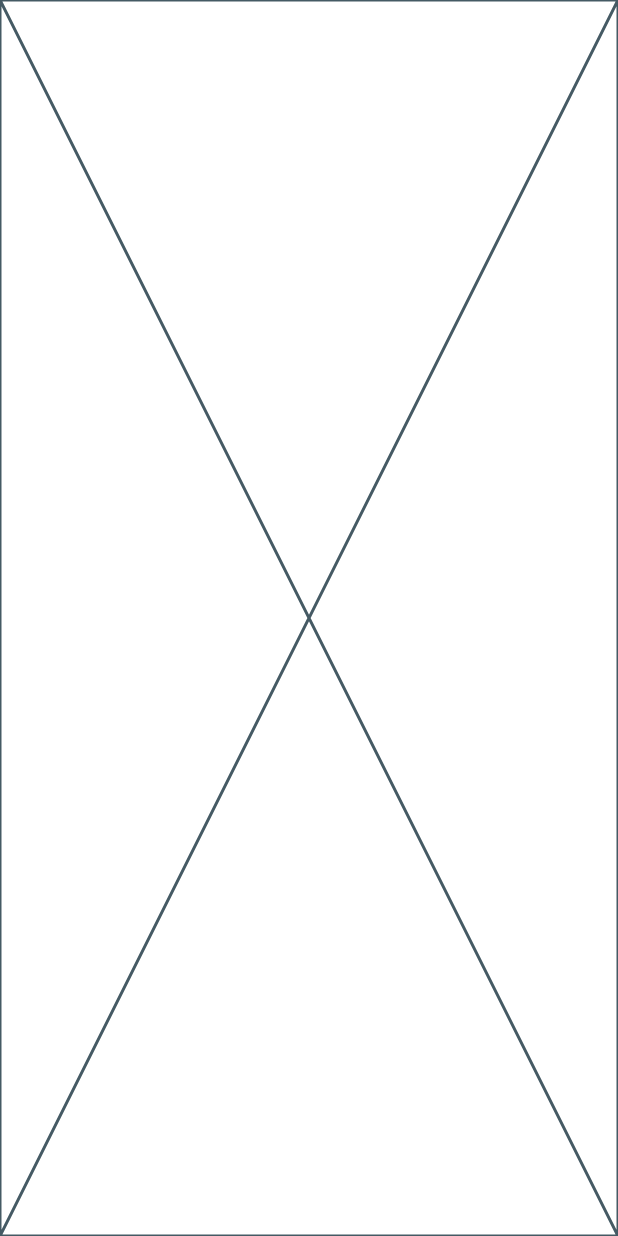
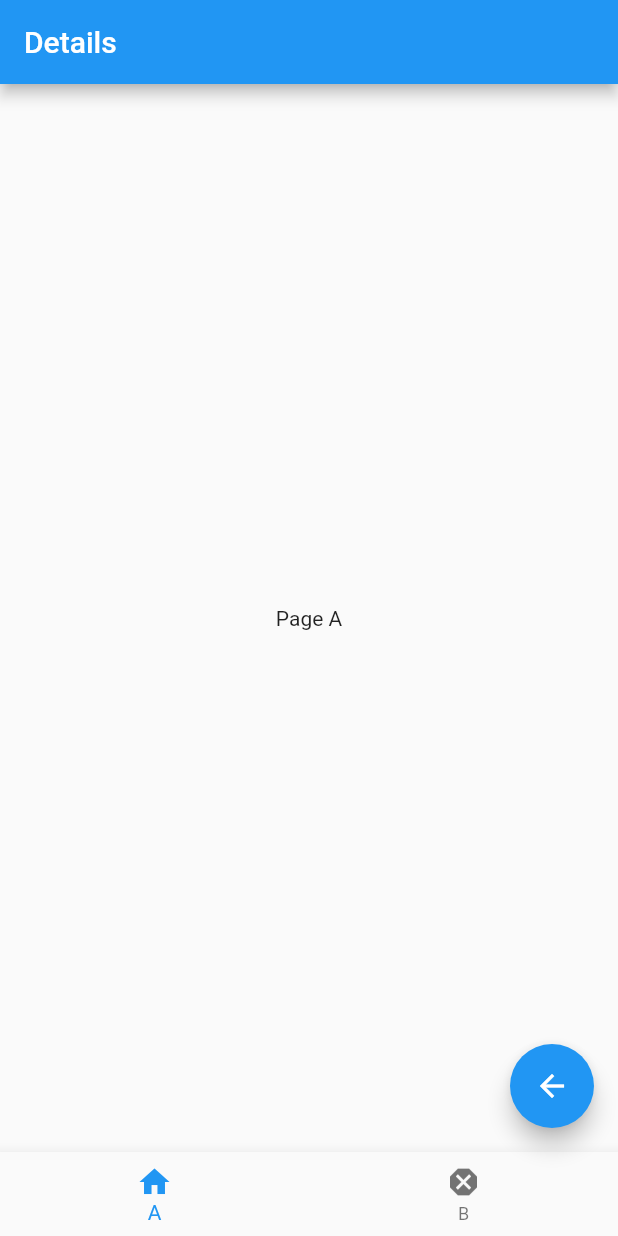
Before and after one commit to Noa-Fish/littlewords, a Flutter app: the screen it shows after launch, after a tap on "Enregistrer Nom", on a phone screen of 412 x 824 dp. Run offline on Flutter 3.47's test engine with Material 2 defaults, Android fonts, the phone set to English and light mode, and no system bars; our stand-ins replace flutter_riverpod, shared_preferences.

Commit message:
add Page 1 & 2 and floatingActionbutton for page 3

```diff
--- a/lib/routes/home/home_route.dart
+++ b/lib/routes/home/home_route.dart
@@ -1,10 +1,93 @@
 import 'package:flutter/material.dart' ;
+import 'package:flutter_riverpod/flutter_riverpod.dart';
 
-class HomeRoute extends StatelessWidget {
+class HomeRoute extends StatefulWidget {
   const HomeRoute({Key? key}) : super(key: key);
 
   @override
+  State<HomeRoute> createState() => _HomeRouteState();
+
+}
+
+class _HomeRouteState extends State<HomeRoute> {
+
+  int bottomNavigationIndex = 0;
+
+  @override
   Widget build(BuildContext context) {
-    return const Placeholder();
+
+    final bodies = <Widget>[
+      _PageA(),
+      _PageB(),
+    ];
+
+    return Scaffold(
+      appBar: AppBar(
+        title: Text('Details'),
+      ),
+      body: bodies[bottomNavigationIndex],
+      bottomNavigationBar: BottomNavigationBar(
+        currentIndex: bottomNavigationIndex,
+        onTap: (int index) {
+          setState(() {
+            bottomNavigationIndex = index;
+          });
+        },
+        items: <BottomNavigationBarItem>[
+          BottomNavigationBarItem(
+            icon: Icon(Icons.home),
+            label: 'A',
+          ),
+          BottomNavigationBarItem(
+            icon: Icon(Icons.dangerous),
+            label: 'B',
+          ),
+        ],
+      ),
+
+        floatingActionButton: bottomNavigationIndex == 0 ? Consumer(
+          builder: (context,ref,child){
+            return FloatingActionButton(
+              onPressed: () {
+              },
+              child: const Icon(Icons.arrow_back),
+            );
+          },
+        ) : null,
+
+    );
   }
 }
+
+
+
+class _PageA extends StatelessWidget {
+  _PageA({Key? key}) : super(key: key);
+
+
+  @override
+  Widget build(BuildContext context) {
+    return Container(
+      child: Center(
+        child: Text("Page A"),
+
+      ),
+    );
+  }
+}
+
+
+
+class _PageB extends StatelessWidget {
+  _PageB({Key? key}) : super(key: key);
+
+
+  @override
+  Widget build(BuildContext context) {
+    return Container(
+      child: Center(
+        child: Text("Page B"),
+      ),
+    );
+  }
+}
```
